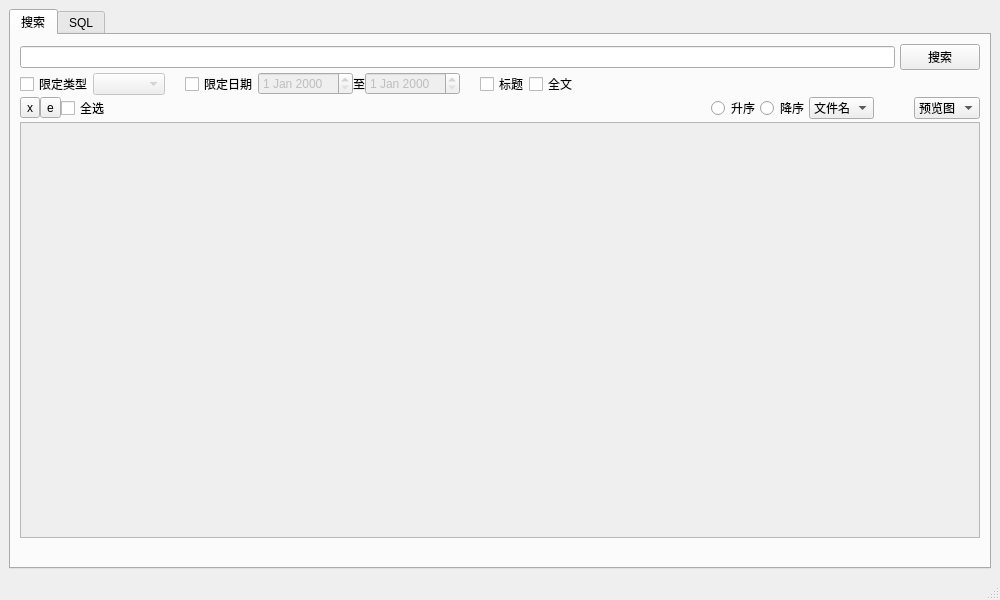
First picture: the form in search.ui, repository tsukishima1321/Closet, before the edit.
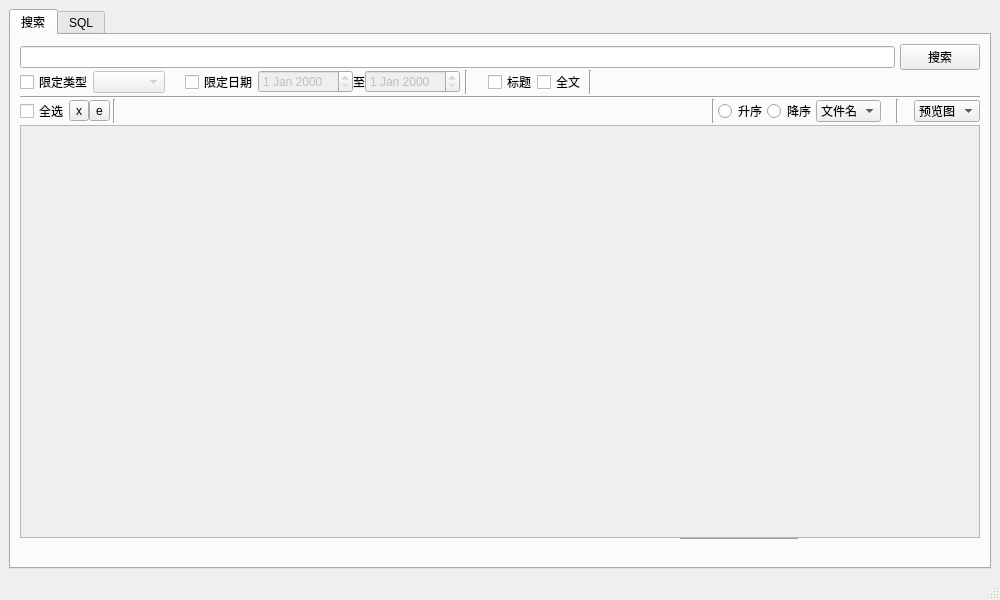
Second picture: the form after the edit. Custom widgets are drawn as their Qt base class.

```diff
--- a/search.ui
+++ b/search.ui
@@ -83,22 +83,6 @@
           </item>
          </layout>
         </item>
-        <item>
-         <spacer name="verticalSpacer">
-          <property name="orientation">
-           <enum>Qt::Vertical</enum>
-          </property>
-          <property name="sizeType">
-           <enum>QSizePolicy::Fixed</enum>
-          </property>
-          <property name="sizeHint" stdset="0">
-           <size>
-            <width>20</width>
-            <height>2</height>
-           </size>
-          </property>
-         </spacer>
-        </item>
         <item>
          <layout class="QHBoxLayout" name="horizontalLayout_2">
           <item>
@@ -189,6 +173,29 @@
             </property>
            </widget>
           </item>
+          <item>
+           <spacer name="horizontalSpacer_8">
+            <property name="orientation">
+             <enum>Qt::Horizontal</enum>
+            </property>
+            <property name="sizeType">
+             <enum>QSizePolicy::Fixed</enum>
+            </property>
+            <property name="sizeHint" stdset="0">
+             <size>
+              <width>5</width>
+              <height>20</height>
+             </size>
+            </property>
+           </spacer>
+          </item>
+          <item>
+           <widget class="Line" name="line_2">
+            <property name="orientation">
+             <enum>Qt::Vertical</enum>
+            </property>
+           </widget>
+          </item>
           <item>
            <spacer name="horizontalSpacer_3">
             <property name="orientation">
@@ -234,6 +241,29 @@
             </property>
            </widget>
           </item>
+          <item>
+           <spacer name="horizontalSpacer_9">
+            <property name="orientation">
+             <enum>Qt::Horizontal</enum>
+            </property>
+            <property name="sizeType">
+             <enum>QSizePolicy::Fixed</enum>
+            </property>
+            <property name="sizeHint" stdset="0">
+             <size>
+              <width>3</width>
+              <height>20</height>
+             </size>
+            </property>
+           </spacer>
+          </item>
+          <item>
+           <widget class="Line" name="line_3">
+            <property name="orientation">
+             <enum>Qt::Vertical</enum>
+            </property>
+           </widget>
+          </item>
           <item>
            <spacer name="horizontalSpacer">
             <property name="orientation">
@@ -249,8 +279,38 @@
           </item>
          </layout>
         </item>
+        <item>
+         <spacer name="verticalSpacer">
+          <property name="orientation">
+           <enum>Qt::Vertical</enum>
+          </property>
+          <property name="sizeType">
+           <enum>QSizePolicy::Fixed</enum>
+          </property>
+          <property name="sizeHint" stdset="0">
+           <size>
+            <width>20</width>
+            <height>2</height>
+           </size>
+          </property>
+         </spacer>
+        </item>
+        <item>
+         <widget class="Line" name="line_6">
+          <property name="orientation">
+           <enum>Qt::Horizontal</enum>
+          </property>
+         </widget>
+        </item>
         <item>
          <layout class="QHBoxLayout" name="horizontalLayout_3">
+          <item>
+           <widget class="QCheckBox" name="selectButton">
+            <property name="text">
+             <string>全选</string>
+            </property>
+           </widget>
+          </item>
           <item>
            <widget class="QToolButton" name="deleteButton">
             <property name="text">
@@ -266,9 +326,25 @@
            </widget>
           </item>
           <item>
-           <widget class="QCheckBox" name="selectButton">
-            <property name="text">
-             <string>全选</string>
+           <spacer name="horizontalSpacer_11">
+            <property name="orientation">
+             <enum>Qt::Horizontal</enum>
+            </property>
+            <property name="sizeType">
+             <enum>QSizePolicy::Fixed</enum>
+            </property>
+            <property name="sizeHint" stdset="0">
+             <size>
+              <width>3</width>
+              <height>20</height>
+             </size>
+            </property>
+           </spacer>
+          </item>
+          <item>
+           <widget class="Line" name="line">
+            <property name="orientation">
+             <enum>Qt::Vertical</enum>
             </property>
            </widget>
           </item>
@@ -285,6 +361,29 @@
             </property>
            </spacer>
           </item>
+          <item>
+           <widget class="Line" name="line_4">
+            <property name="orientation">
+             <enum>Qt::Vertical</enum>
+            </property>
+           </widget>
+          </item>
+          <item>
+           <spacer name="horizontalSpacer_10">
+            <property name="orientation">
+             <enum>Qt::Horizontal</enum>
+            </property>
+            <property name="sizeType">
+             <enum>QSizePolicy::Fixed</enum>
+            </property>
+            <property name="sizeHint" stdset="0">
+             <size>
+              <width>3</width>
+              <height>20</height>
+             </size>
+            </property>
+           </spacer>
+          </item>
           <item>
            <widget class="QRadioButton" name="radioButtonAsc">
             <property name="text">
@@ -324,6 +423,29 @@
             </item>
            </widget>
           </item>
+          <item>
+           <spacer name="horizontalSpacer_12">
+            <property name="orientation">
+             <enum>Qt::Horizontal</enum>
+            </property>
+            <property name="sizeType">
+             <enum>QSizePolicy::Fixed</enum>
+            </property>
+            <property name="sizeHint" stdset="0">
+             <size>
+              <width>15</width>
+              <height>20</height>
+             </size>
+            </property>
+           </spacer>
+          </item>
+          <item>
+           <widget class="Line" name="line_7">
+            <property name="orientation">
+             <enum>Qt::Vertical</enum>
+            </property>
+           </widget>
+          </item>
           <item>
            <spacer name="horizontalSpacer_5">
             <property name="orientation">
@@ -334,7 +456,7 @@
             </property>
             <property name="sizeHint" stdset="0">
              <size>
-              <width>40</width>
+              <width>15</width>
               <height>20</height>
              </size>
             </property>
@@ -378,9 +500,6 @@
           </property>
          </spacer>
         </item>
-        <item>
-         <layout class="QHBoxLayout" name="horizontalLayout_5"/>
-        </item>
         <item>
          <widget class="QStackedWidget" name="stackedWidget">
           <property name="currentIndex">
@@ -419,8 +538,8 @@
                 <rect>
                  <x>0</x>
                  <y>0</y>
-                 <width>958</width>
-                 <height>409</height>
+                 <width>956</width>
+                 <height>416</height>
                 </rect>
                </property>
                <property name="sizePolicy">
@@ -478,6 +597,19 @@
             <height>20</height>
            </size>
           </property>
+          <widget class="Line" name="line_5">
+           <property name="geometry">
+            <rect>
+             <x>660</x>
+             <y>0</y>
+             <width>118</width>
+             <height>3</height>
+            </rect>
+           </property>
+           <property name="orientation">
+            <enum>Qt::Horizontal</enum>
+           </property>
+          </widget>
          </widget>
         </item>
        </layout>
```
